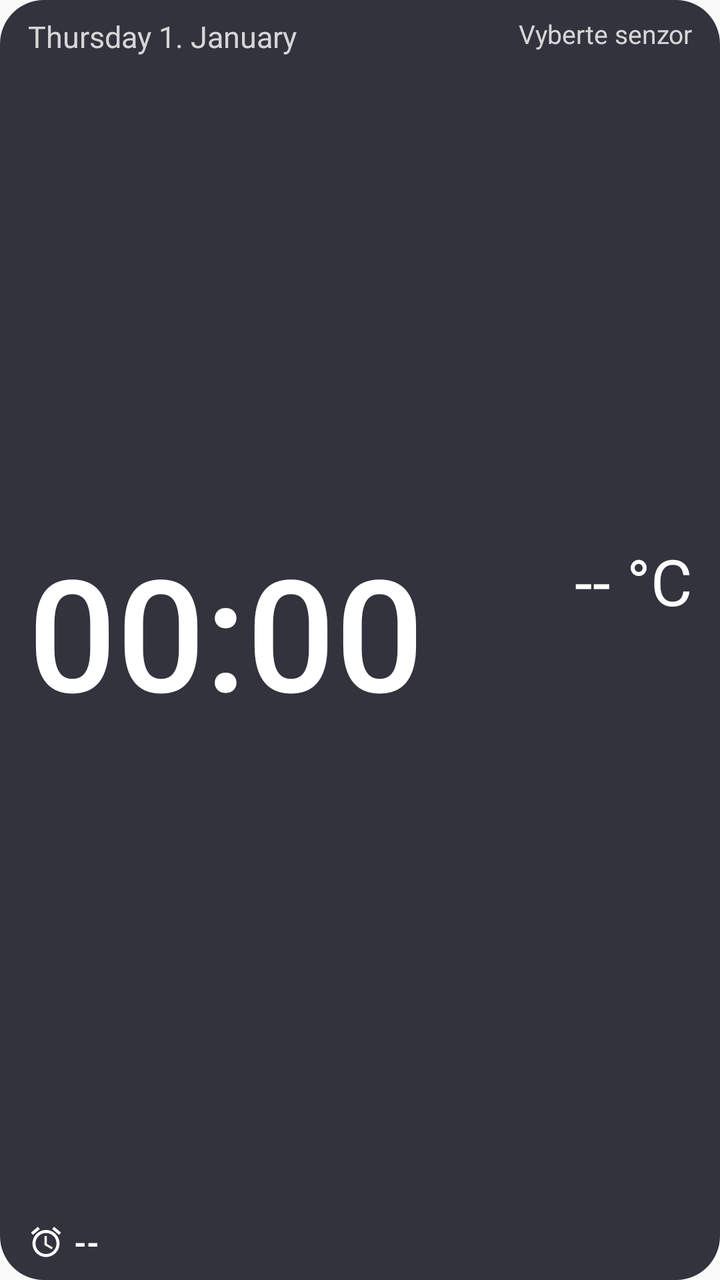
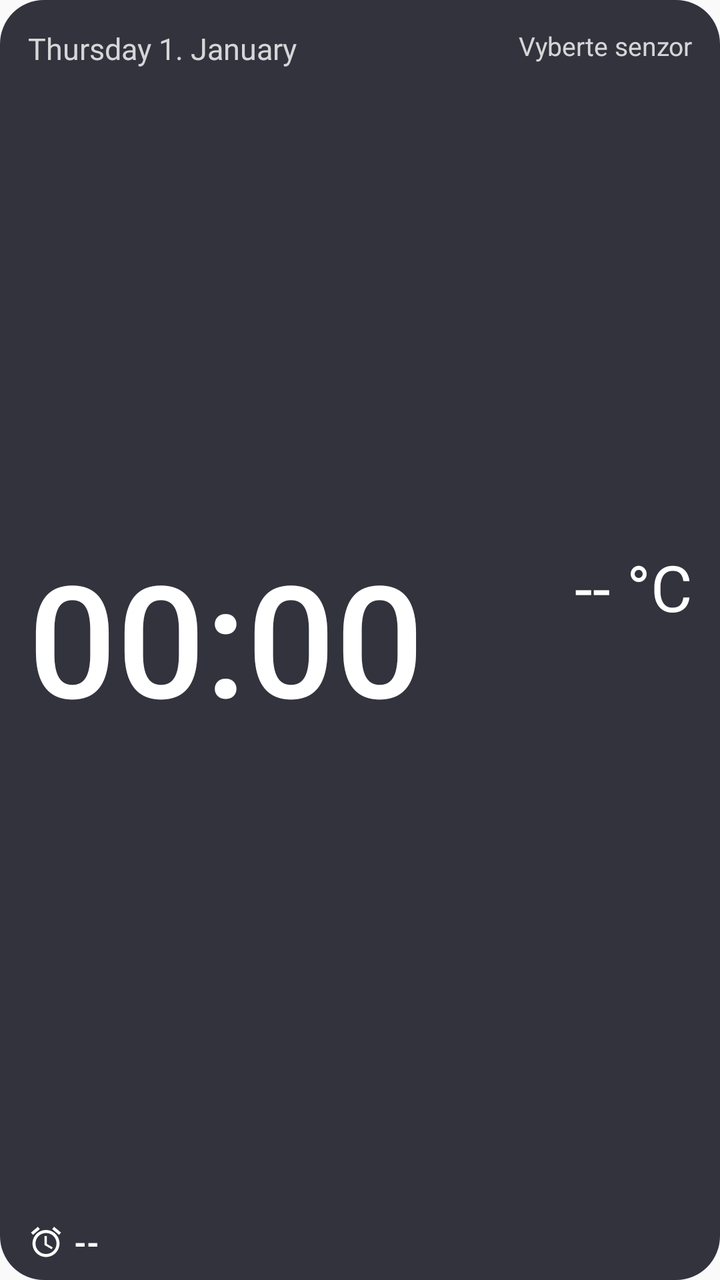

Screens rendered from an Android XML layout before and after an edit, with the pre-edit source and the edit as a unified diff.
<!-- AndroidManifest.xml: application theme android:Theme.Material.Light.DarkActionBar -->
<!-- res/layout/widget.xml -->
<?xml version="1.0" encoding="utf-8"?>
<LinearLayout xmlns:android="http://schemas.android.com/apk/res/android"
    android:id="@+id/root"
    android:layout_width="match_parent"
    android:layout_height="match_parent"
    android:background="@drawable/widget_bg"
    android:orientation="horizontal"
    android:paddingStart="14dp"
    android:paddingTop="8dp"
    android:paddingEnd="14dp"
    android:paddingBottom="8dp">

    <FrameLayout
        android:id="@+id/left"
        android:layout_width="0dp"
        android:layout_height="match_parent"
        android:layout_weight="1.6">

        <LinearLayout
            android:layout_width="match_parent"
            android:layout_height="match_parent"
            android:gravity="start"
            android:orientation="vertical">

            <TextClock
                android:id="@+id/date"
                android:layout_width="wrap_content"
                android:layout_height="wrap_content"
                android:ellipsize="end"
                android:format12Hour="EEEE d. MMMM"
                android:format24Hour="EEEE d. MMMM"
                android:maxLines="1"
                android:textColor="#CCFFFFFF"
                android:textSize="15sp" />

            <TextClock
                android:id="@+id/clock"
                android:layout_width="match_parent"
                android:layout_height="0dp"
                android:layout_weight="1"
                android:autoSizeMaxTextSize="110sp"
                android:autoSizeMinTextSize="30sp"
                android:autoSizeStepGranularity="1sp"
                android:autoSizeTextType="uniform"
                android:fontFamily="sans-serif-medium"
                android:format12Hour="HH:mm"
                android:format24Hour="HH:mm"
                android:gravity="start|center_vertical"
                android:includeFontPadding="false"
                android:maxLines="1"
                android:textColor="#FFFFFF"
                android:textSize="70sp" />

            <LinearLayout
                android:id="@+id/alarm_row"
                android:layout_width="wrap_content"
                android:layout_height="wrap_content"
                android:gravity="center_vertical"
                android:orientation="horizontal">

                <ImageView
                    android:id="@+id/alarm_icon"
                    android:layout_width="18dp"
                    android:layout_height="18dp"
                    android:src="@drawable/ic_alarm" />

                <TextView
                    android:id="@+id/alarm"
                    android:layout_width="wrap_content"
                    android:layout_height="wrap_content"
                    android:layout_marginStart="5dp"
                    android:maxLines="1"
                    android:text="--"
                    android:textColor="#FFFFFF"
                    android:textSize="16sp"
                    android:textStyle="bold" />
            </LinearLayout>
        </LinearLayout>

        <ImageView
            android:id="@+id/click_left"
            android:layout_width="match_parent"
            android:layout_height="match_parent" />
    </FrameLayout>

    <LinearLayout
        android:layout_width="0dp"
        android:layout_height="match_parent"
        android:layout_marginStart="8dp"
        android:layout_weight="1"
        android:gravity="end"
        android:orientation="vertical">

        <TextView
            android:id="@+id/sensor_name"
            android:layout_width="match_parent"
            android:layout_height="wrap_content"
            android:ellipsize="end"
            android:gravity="end"
            android:maxLines="1"
            android:text="Vyberte senzor"
            android:textColor="#CCFFFFFF"
            android:textSize="13sp" />

        <FrameLayout
            android:layout_width="match_parent"
            android:layout_height="0dp"
            android:layout_weight="1" />

        <TextView
            android:id="@+id/temp"
            android:layout_width="match_parent"
            android:layout_height="40dp"
            android:autoSizeMaxTextSize="32sp"
            android:autoSizeMinTextSize="18sp"
            android:autoSizeStepGranularity="1sp"
            android:autoSizeTextType="uniform"
            android:gravity="end|center_vertical"
            android:includeFontPadding="false"
            android:maxLines="1"
            android:text="-- °C"
            android:textColor="#FFFFFF"
            android:textSize="32sp" />

        <TextView
            android:id="@+id/hum"
            android:layout_width="wrap_content"
            android:layout_height="wrap_content"
            android:maxLines="1"
            android:text=""
            android:textColor="#CCFFFFFF"
            android:textSize="14sp" />

        <TextView
            android:id="@+id/range"
            android:layout_width="wrap_content"
            android:layout_height="wrap_content"
            android:maxLines="1"
            android:text=""
            android:textColor="#B3FFFFFF"
            android:textSize="13sp" />

        <FrameLayout
            android:layout_width="match_parent"
            android:layout_height="0dp"
            android:layout_weight="1" />

        <LinearLayout
            android:id="@+id/row2"
            android:layout_width="match_parent"
            android:layout_height="wrap_content"
            android:gravity="end"
            android:orientation="vertical">

            <TextView
                android:id="@+id/sensor2_name"
                android:layout_width="match_parent"
                android:layout_height="wrap_content"
                android:ellipsize="end"
                android:gravity="end"
                android:maxLines="1"
                android:text=""
                android:textColor="#B3FFFFFF"
                android:textSize="12sp" />

            <LinearLayout
                android:layout_width="wrap_content"
                android:layout_height="wrap_content"
                android:gravity="center_vertical"
                android:orientation="horizontal">

                <TextView
                    android:id="@+id/sensor2_temp"
                    android:layout_width="wrap_content"
                    android:layout_height="wrap_content"
                    android:maxLines="1"
                    android:text=""
                    android:textColor="#FFFFFF"
                    android:textSize="15sp"
                    android:textStyle="bold" />

                <TextView
                    android:id="@+id/sensor2_hum"
                    android:layout_width="wrap_content"
                    android:layout_height="wrap_content"
                    android:layout_marginStart="8dp"
                    android:maxLines="1"
                    android:text=""
                    android:textColor="#CCFFFFFF"
                    android:textSize="13sp" />
            </LinearLayout>
        </LinearLayout>
    </LinearLayout>
</LinearLayout>
<!-- resources referenced by this layout -->
<resources>
  <!-- drawable ic_alarm (drawable) -->
  <?xml version="1.0" encoding="utf-8"?>
  <vector xmlns:android="http://schemas.android.com/apk/res/android"
      android:width="24dp"
      android:height="24dp"
      android:viewportWidth="24"
      android:viewportHeight="24">
      <path
          android:fillColor="#FFFFFF"
          android:pathData="M22,5.72l-4.6,-3.86 -1.29,1.53 4.6,3.86L22,5.72zM7.88,3.39L6.6,1.86 2,5.71l1.29,1.53 4.59,-3.85zM12.5,8H11v6l4.75,2.85 0.75,-1.23 -4,-2.37V8zM12,4c-4.97,0 -9,4.03 -9,9s4.02,9 9,9c4.97,0 9,-4.03 9,-9s-4.03,-9 -9,-9zM12,20c-3.87,0 -7,-3.13 -7,-7s3.13,-7 7,-7 7,3.13 7,7 -3.13,7 -7,7z" />
  </vector>
  <!-- drawable widget_bg (drawable) -->
  <?xml version="1.0" encoding="utf-8"?>
  <shape xmlns:android="http://schemas.android.com/apk/res/android"
      android:shape="rectangle">
      <solid android:color="#E61E1F2B" />
      <corners android:radius="22dp" />
  </shape>
</resources>

<!-- the commit's change to res/layout/widget.xml (unified diff, before → after) -->
@@ -26,6 +26,7 @@
                 android:id="@+id/date"
                 android:layout_width="wrap_content"
                 android:layout_height="wrap_content"
+                android:layout_marginTop="6dp"
                 android:ellipsize="end"
                 android:format12Hour="EEEE d. MMMM"
                 android:format24Hour="EEEE d. MMMM"
@@ -95,6 +96,7 @@
             android:id="@+id/sensor_name"
             android:layout_width="match_parent"
             android:layout_height="wrap_content"
+            android:layout_marginTop="6dp"
             android:ellipsize="end"
             android:gravity="end"
             android:maxLines="1"
